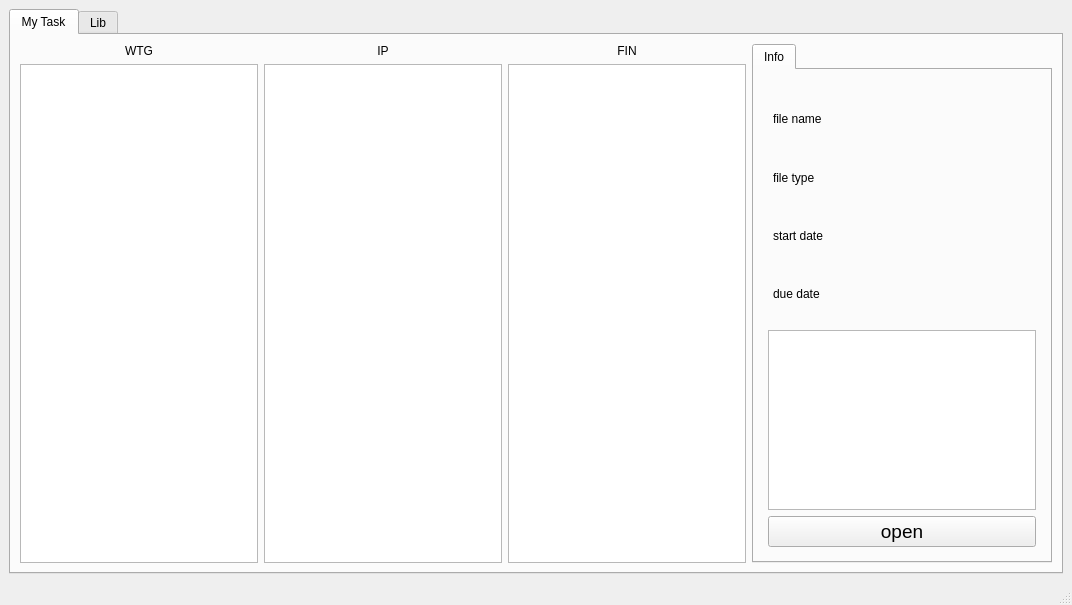
First picture: the form in loadUI/load.ui, repository AhriKwon/Viper_Pipeline, before the edit.
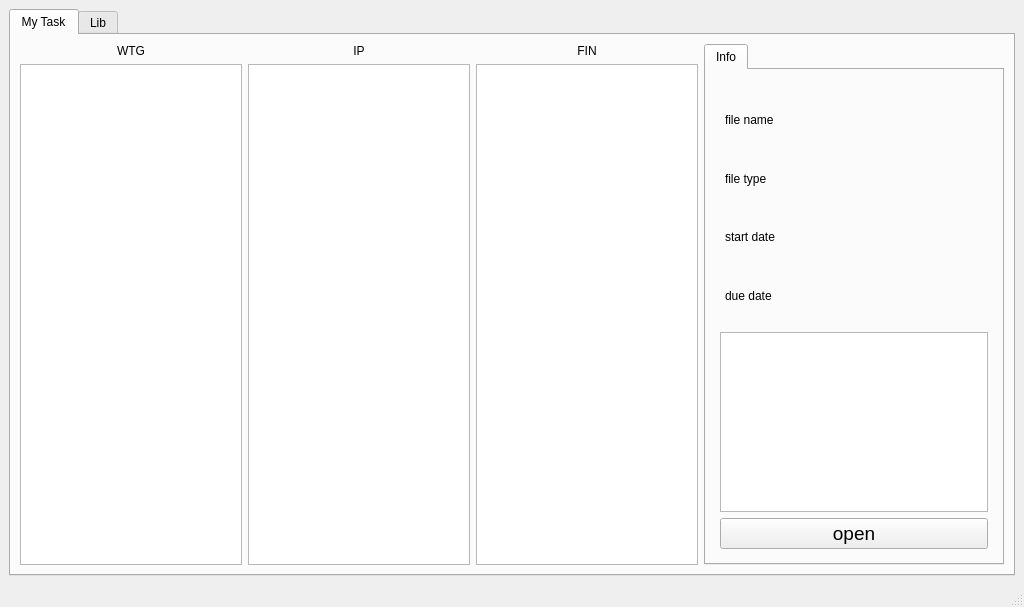
Second picture: the form after the edit. The open tabs and pages were chosen to show the change.

Diff of the .ui file:
```diff
--- a/loadUI/load.ui
+++ b/loadUI/load.ui
@@ -6,8 +6,8 @@
    <rect>
     <x>0</x>
     <y>0</y>
-    <width>1072</width>
-    <height>605</height>
+    <width>1024</width>
+    <height>607</height>
    </rect>
   </property>
   <property name="windowTitle">
```
Left out of the diff: 8 changed lines with no effect on the pictures.
